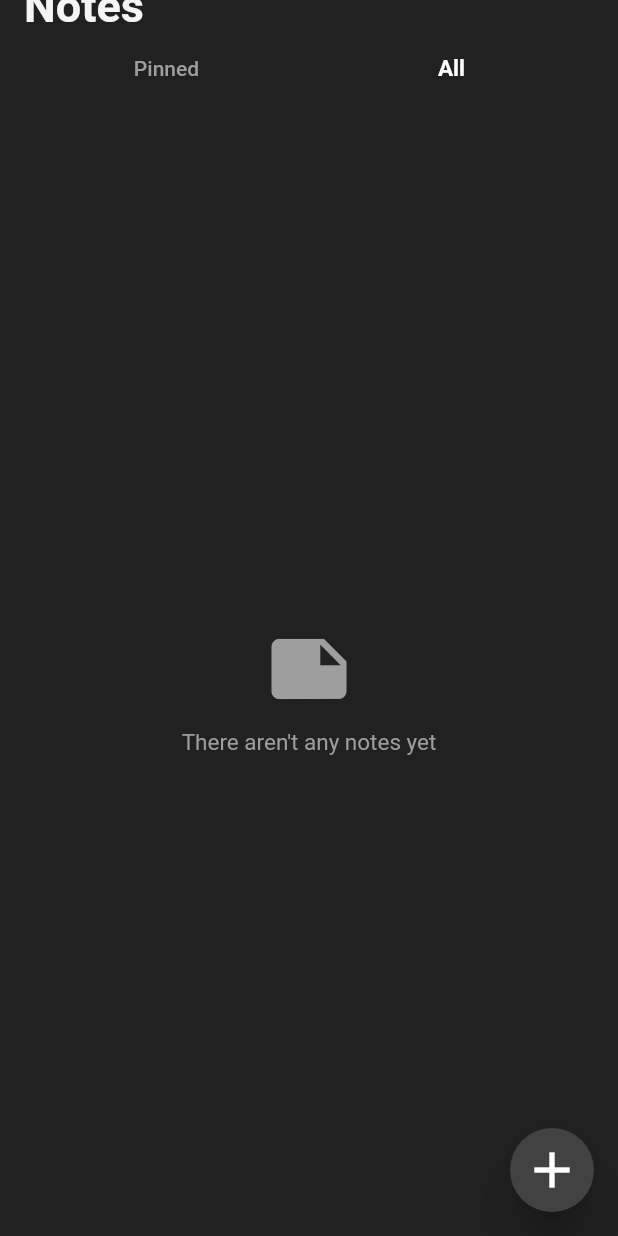
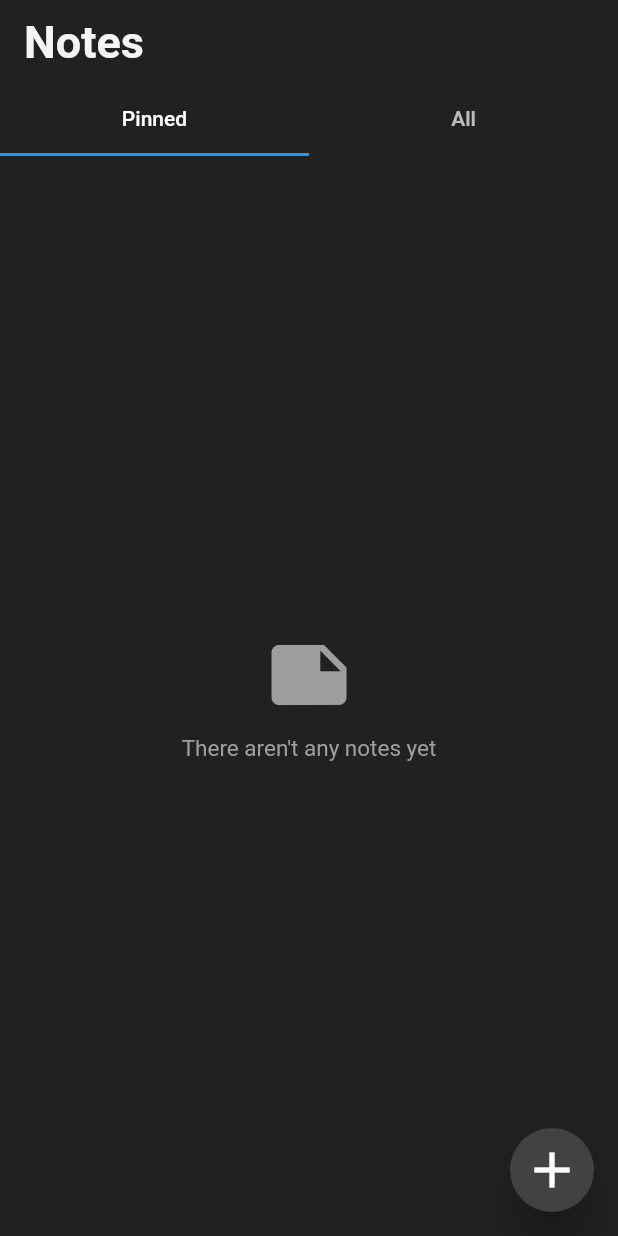
Before and after one commit to fatyga/notes_app, a Flutter app: the screen it shows after launch, on a phone screen of 412 x 824 dp. Run offline on Flutter 3.47's test engine with Material 2 defaults, Android fonts, the phone set to English and light mode, and no system bars; our stand-ins replace google_fonts.

Commit message:
Add tabs

```diff
--- /dev/null
+++ b/lib/components/all_notes_tab.dart
@@ -0,0 +1,21 @@
+import 'package:flutter/material.dart';
+import 'package:notes_app/components/empty_notes_info.dart';
+import 'package:notes_app/components/note.dart';
+import 'package:provider/provider.dart';
+import 'package:notes_app/notes.dart';
+
+class AllNotesTab extends StatelessWidget {
+  const AllNotesTab({super.key});
+
+  @override
+  Widget build(BuildContext context) {
+    final provider = Provider.of<Notes>(context);
+    return (provider.notes.isEmpty)
+        ? const EmptyNotesInfo()
+        : ListView.builder(
+            itemCount: provider.notes.length,
+            itemBuilder: (context, index) {
+              return NoteWidget(noteInstance: provider.notes[index]);
+            });
+  }
+}
--- /dev/null
+++ b/lib/components/empty_notes_info.dart
@@ -0,0 +1,21 @@
+import 'package:flutter/material.dart';
+
+class EmptyNotesInfo extends StatelessWidget {
+  const EmptyNotesInfo({super.key});
+
+  @override
+  Widget build(BuildContext context) {
+    return Center(
+      child: Column(
+        mainAxisAlignment: MainAxisAlignment.center,
+        crossAxisAlignment: CrossAxisAlignment.center,
+        children: [
+          Icon(Icons.note, color: Colors.grey[500], size: 60),
+          const SizedBox(height: 10),
+          Text("There aren't any notes yet",
+              style: TextStyle(color: Colors.grey[500], fontSize: 15))
+        ],
+      ),
+    );
+  }
+}
--- /dev/null
+++ b/lib/components/pinned_notes_tab.dart
@@ -0,0 +1,22 @@
+import 'package:flutter/material.dart';
+import 'package:notes_app/components/empty_notes_info.dart';
+import 'package:notes_app/components/note.dart';
+import 'package:provider/provider.dart';
+import 'package:notes_app/notes.dart';
+
+class PinnedNotesTab extends StatelessWidget {
+  const PinnedNotesTab({super.key});
+
+  @override
+  Widget build(BuildContext context) {
+    final provider = Provider.of<Notes>(context);
+    final pinnedNotes = provider.notes.where((note) => note.isPinned).toList();
+    return (pinnedNotes.isEmpty)
+        ? const EmptyNotesInfo()
+        : ListView.builder(
+            itemCount: pinnedNotes.length,
+            itemBuilder: (context, index) {
+              return NoteWidget(noteInstance: pinnedNotes[index]);
+            });
+  }
+}
--- a/lib/main.dart
+++ b/lib/main.dart
@@ -1,5 +1,4 @@
 import 'package:flutter/material.dart';
-import 'package:google_fonts/google_fonts.dart';
 
 import 'package:notes_app/notes.dart';
 import 'package:notes_app/notes_app.dart';
--- a/lib/screens/home.dart
+++ b/lib/screens/home.dart
@@ -1,88 +1,42 @@
 import 'package:flutter/material.dart';
+import 'package:notes_app/components/all_notes_tab.dart';
+import 'package:notes_app/components/pinned_notes_tab.dart';
 import 'package:provider/provider.dart';
 import 'package:notes_app/notes.dart';
-import 'package:notes_app/components/note.dart';
 
 class Home extends StatelessWidget {
   const Home({super.key});
 
   @override
   Widget build(BuildContext context) {
-    var model = Provider.of<Notes>(context);
-
     return Scaffold(
       backgroundColor: Colors.grey[900],
-      //TODO: Fix the appBar which is covered by the notification bar
       appBar: AppBar(
         backgroundColor: Colors.grey[900],
         elevation: 0.0,
-        title: Column(
-          crossAxisAlignment: CrossAxisAlignment.start,
-          children: [
-            Text('Notes',
-                style: TextStyle(
-                    color: Colors.grey[100],
-                    fontSize: 30,
-                    fontWeight: FontWeight.bold)),
-            Row(
-              children: [
-                Expanded(
-                    child: TextButton(
-                        onPressed: () {
-                          model.changeViewMode('pinned');
-                        },
-                        child: Text('Pinned',
-                            style: (model.notesViewMode == 'pinned')
-                                ? const TextStyle(
-                                    color: Colors.white,
-                                    fontSize: 15,
-                                    fontWeight: FontWeight.bold)
-                                : const TextStyle(color: Colors.grey)))),
-                Expanded(
-                    child: TextButton(
-                        onPressed: () {
-                          model.changeViewMode('all');
-                        },
-                        child: Text('All',
-                            style: (model.notesViewMode == 'all')
-                                ? const TextStyle(
-                                    color: Colors.white,
-                                    fontSize: 15,
-                                    fontWeight: FontWeight.bold)
-                                : const TextStyle(color: Colors.grey))))
-              ],
+        title: Text('Notes',
+            style: TextStyle(
+                color: Colors.grey[100],
+                fontSize: 30,
+                fontWeight: FontWeight.bold)),
+      ),
+      body: DefaultTabController(
+        length: 2,
+        child: Column(
+          children: const [
+            TabBar(
+              tabs: [Tab(child: Text('Pinned')), Tab(child: Text('All'))],
             ),
+            Expanded(
+                child: Padding(
+              padding: EdgeInsets.all(16),
+              child: TabBarView(
+                children: [PinnedNotesTab(), AllNotesTab()],
+              ),
+            )),
           ],
         ),
       ),
-      body: Padding(
-          padding: const EdgeInsets.fromLTRB(20, 40, 20, 0),
-          child: (model.notesCount == 0)
-              ? Center(
-                  child: Column(
-                  mainAxisAlignment: MainAxisAlignment.center,
-                  crossAxisAlignment: CrossAxisAlignment.center,
-                  children: [
-                    Icon(Icons.note, color: Colors.grey[500], size: 60),
-                    const SizedBox(height: 10),
-                    Text("There aren't any notes yet",
-                        style: TextStyle(color: Colors.grey[500], fontSize: 15))
-                  ],
-                ))
-              : ListView(
-                  children: (model.notesViewMode == 'pinned')
-                      ? model.notes
-                          .where((note) => note.isPinned)
-                          .map((note) => NoteWidget(noteInstance: note))
-                          .toList()
-                      : model.notes
-                          .map((note) => NoteWidget(noteInstance: note))
-                          .toList()) //  ListView.builder(
-          //     itemCount: model.notesCount,
-          //     itemBuilder: (context, index) {
-          //       return NoteWidget(noteInstance: model.notes[index]);
-          //     }),
-          ),
       floatingActionButton: FloatingActionButton(
         backgroundColor: Colors.grey[800],
         elevation: 12,
```
Also changed, not shown: 1 other file.
